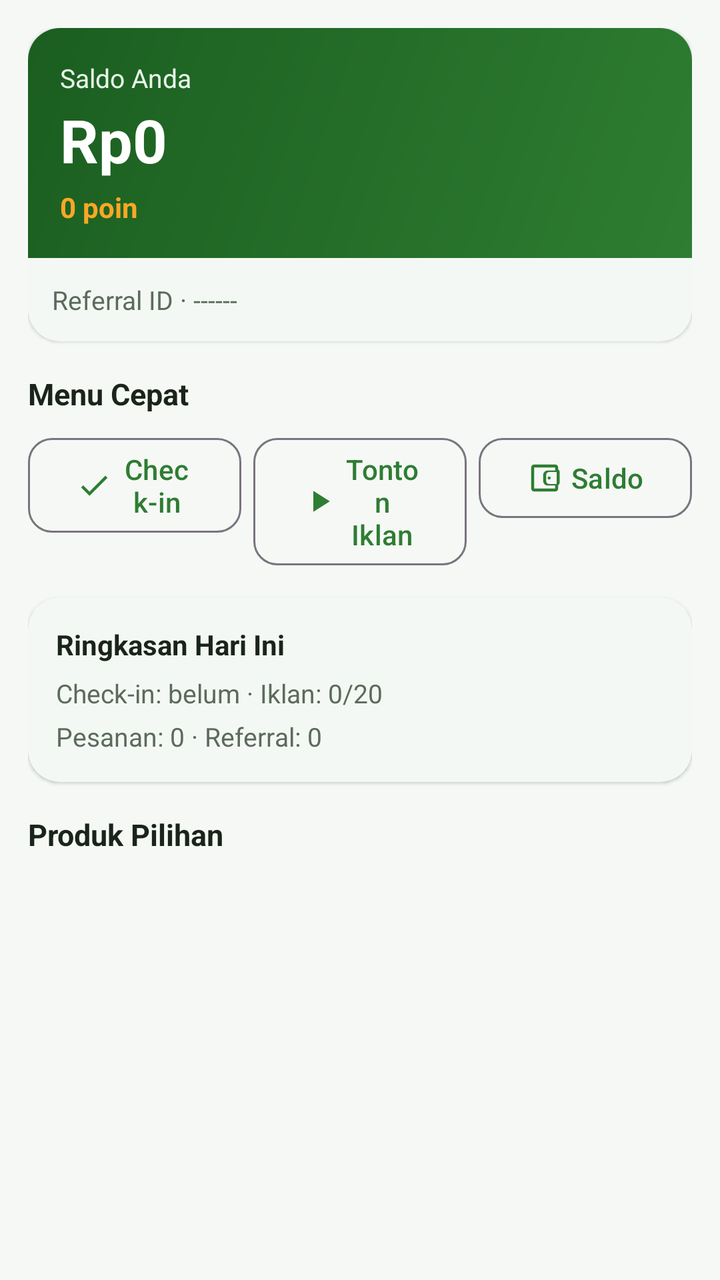
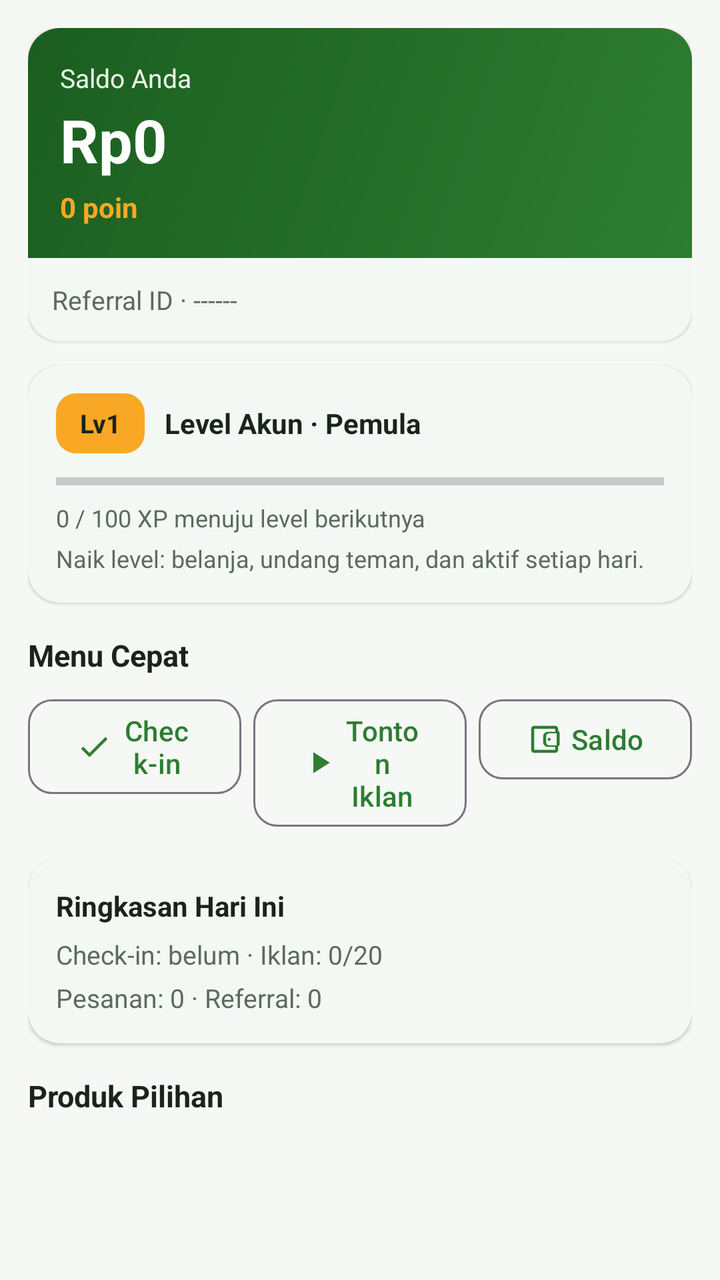

Before-and-after screenshots of an Android layout around one commit, followed by the original layout XML and the change that was made.
<!-- AndroidManifest.xml: application theme Theme.Herbalindo -->
<!-- res/layout/tab_home.xml -->
<?xml version="1.0" encoding="utf-8"?>
<androidx.core.widget.NestedScrollView xmlns:android="http://schemas.android.com/apk/res/android"
    android:id="@+id/tab_home"
    android:layout_width="match_parent"
    android:layout_height="match_parent"
    android:background="@color/bg"
    android:fillViewport="true"
    xmlns:app="http://schemas.android.com/apk/res-auto">

    <LinearLayout
        android:layout_width="match_parent"
        android:layout_height="wrap_content"
        android:orientation="vertical"
        android:padding="14dp">

        <com.google.android.material.card.MaterialCardView
            style="@style/Widget.Herbalindo.Card"
            android:layout_width="match_parent"
            android:layout_height="wrap_content">

            <LinearLayout
                android:layout_width="match_parent"
                android:layout_height="wrap_content"
                android:orientation="vertical">

                <LinearLayout
                    android:layout_width="match_parent"
                    android:layout_height="wrap_content"
                    android:background="@drawable/bg_header"
                    android:orientation="vertical"
                    android:padding="16dp">

                    <TextView
                        android:layout_width="wrap_content"
                        android:layout_height="wrap_content"
                        android:text="Saldo Anda"
                        android:textColor="@color/brand_green_pale"
                        android:textSize="13sp" />

                    <TextView
                        android:id="@+id/home_saldo"
                        android:layout_width="wrap_content"
                        android:layout_height="wrap_content"
                        android:layout_marginTop="2dp"
                        android:text="Rp0"
                        android:textColor="@color/text_on_brand"
                        android:textSize="30sp"
                        android:textStyle="bold" />

                    <TextView
                        android:id="@+id/home_poin"
                        android:layout_width="wrap_content"
                        android:layout_height="wrap_content"
                        android:layout_marginTop="4dp"
                        android:text="0 poin"
                        android:textColor="@color/brand_accent"
                        android:textSize="14sp"
                        android:textStyle="bold" />
                </LinearLayout>

                <TextView
                    android:id="@+id/home_ref"
                    android:layout_width="match_parent"
                    android:layout_height="wrap_content"
                    android:padding="12dp"
                    android:text="Referral ID · ------"
                    android:textColor="@color/text_secondary"
                    android:textSize="13sp" />
            </LinearLayout>
        </com.google.android.material.card.MaterialCardView>

        <TextView
            android:layout_width="match_parent"
            android:layout_height="wrap_content"
            android:layout_marginTop="16dp"
            android:text="Menu Cepat"
            android:textColor="@color/text_primary"
            android:textSize="15sp"
            android:textStyle="bold" />

        <LinearLayout
            android:layout_width="match_parent"
            android:layout_height="wrap_content"
            android:layout_marginTop="8dp"
            android:baselineAligned="false"
            android:orientation="horizontal">

            <Button
                android:id="@+id/quick_checkin"
                style="@style/Widget.Herbalindo.Button.Outlined"
                android:layout_width="0dp"
                android:layout_height="wrap_content"
                android:layout_weight="1"
                android:text="Check-in"
    app:icon="@drawable/ic_check" />

            <Button
                android:id="@+id/quick_ads"
                style="@style/Widget.Herbalindo.Button.Outlined"
                android:layout_width="0dp"
                android:layout_height="wrap_content"
                android:layout_marginStart="6dp"
                android:layout_weight="1"
                android:text="Tonton Iklan"
    app:icon="@drawable/ic_play" />

            <Button
                android:id="@+id/quick_saldo"
                style="@style/Widget.Herbalindo.Button.Outlined"
                android:layout_width="0dp"
                android:layout_height="wrap_content"
                android:layout_marginStart="6dp"
                android:layout_weight="1"
                android:text="Saldo"
    app:icon="@drawable/ic_wallet" />
        </LinearLayout>

        <com.google.android.material.card.MaterialCardView
            style="@style/Widget.Herbalindo.Card"
            android:layout_width="match_parent"
            android:layout_height="wrap_content"
            android:layout_marginTop="12dp">

            <LinearLayout
                android:layout_width="match_parent"
                android:layout_height="wrap_content"
                android:orientation="vertical"
                android:padding="14dp">

                <TextView
                    android:layout_width="wrap_content"
                    android:layout_height="wrap_content"
                    android:text="Ringkasan Hari Ini"
                    android:textColor="@color/text_primary"
                    android:textStyle="bold" />

                <TextView
                    android:id="@+id/home_today"
                    android:layout_width="match_parent"
                    android:layout_height="wrap_content"
                    android:layout_marginTop="6dp"
                    android:text="Check-in: belum · Iklan: 0/20"
                    android:textColor="@color/text_secondary"
                    android:textSize="13sp" />

                <TextView
                    android:id="@+id/home_orders"
                    android:layout_width="match_parent"
                    android:layout_height="wrap_content"
                    android:layout_marginTop="4dp"
                    android:text="Pesanan: 0 · Referral: 0"
                    android:textColor="@color/text_secondary"
                    android:textSize="13sp" />
            </LinearLayout>
        </com.google.android.material.card.MaterialCardView>

        <TextView
            android:layout_width="match_parent"
            android:layout_height="wrap_content"
            android:layout_marginTop="16dp"
            android:text="Produk Pilihan"
            android:textColor="@color/text_primary"
            android:textSize="15sp"
            android:textStyle="bold" />

        <LinearLayout
            android:id="@+id/home_products"
            android:layout_width="match_parent"
            android:layout_height="wrap_content"
            android:layout_marginTop="8dp"
            android:orientation="vertical" />
    </LinearLayout>
</androidx.core.widget.NestedScrollView>
<!-- resources referenced by this layout -->
<resources>
  <color name="bg">#F6F8F6</color>
  <color name="brand_accent">#F9A825</color>
  <color name="brand_green_pale">#E8F5E9</color>
  <color name="text_on_brand">#FFFFFF</color>
  <color name="text_primary">#1A241A</color>
  <color name="text_secondary">#5C6B5C</color>
  <!-- drawable bg_header (drawable) -->
  <?xml version="1.0" encoding="utf-8"?>
  <shape xmlns:android="http://schemas.android.com/apk/res/android" android:shape="rectangle">
      <gradient android:angle="315" android:startColor="@color/brand_green_dark" android:endColor="@color/brand_green" />
  </shape>
  <!-- drawable ic_check (drawable) -->
  <?xml version="1.0" encoding="utf-8"?>
  <vector xmlns:android="http://schemas.android.com/apk/res/android"
      android:width="24dp"
      android:height="24dp"
      android:viewportWidth="24"
      android:viewportHeight="24">
      <path
          android:fillColor="#FF000000"
          android:pathData="M9,16.17L4.83,12l-1.42,1.41L9,19 21,7l-1.41,-1.41z" />
  </vector>
  <!-- drawable ic_play (drawable) -->
  <?xml version="1.0" encoding="utf-8"?>
  <vector xmlns:android="http://schemas.android.com/apk/res/android"
      android:width="24dp"
      android:height="24dp"
      android:viewportWidth="24"
      android:viewportHeight="24">
      <path
          android:fillColor="#FF000000"
          android:pathData="M8,5v14l11,-7z" />
  </vector>
  <!-- drawable ic_wallet (drawable) -->
  <?xml version="1.0" encoding="utf-8"?>
  <vector xmlns:android="http://schemas.android.com/apk/res/android"
      android:width="24dp"
      android:height="24dp"
      android:viewportWidth="24"
      android:viewportHeight="24">
      <path
          android:fillColor="#FF000000"
          android:pathData="M21,7.28V5c0,-1.1 -0.9,-2 -2,-2H5C3.89,3 3,3.9 3,5v14c0,1.1 0.89,2 2,2h14c1.1,0 2,-0.9 2,-2v-2.28c0.59,-0.35 1,-0.98 1,-1.72V8c0,-0.74 -0.41,-1.37 -1,-1.72zM20,8v8h-5c-1.1,0 -2,-0.9 -2,-2v-4c0,-1.1 0.9,-2 2,-2h5zM5,5h14v2h-5c-1.66,0 -3,1.34 -3,3v4c0,1.66 1.34,3 3,3h5v2H5V5zM15,13c0.55,0 1,-0.45 1,-1s-0.45,-1 -1,-1 -1,0.45 -1,1 0.45,1 1,1z" />
  </vector>
  <style name="Widget.Herbalindo.Button.Outlined" parent="Widget.Material3.Button.OutlinedButton">
          <item name="android:textAllCaps">false</item>
          <item name="android:minHeight">48dp</item>
          <item name="cornerRadius">12dp</item>
      </style>
  <style name="Widget.Herbalindo.Card" parent="Widget.Material3.CardView.Elevated">
          <item name="cardCornerRadius">16dp</item>
          <item name="cardElevation">1dp</item>
          <item name="cardBackgroundColor">@color/surface</item>
      </style>
  <style name="Theme.Herbalindo" parent="Theme.Material3.Light.NoActionBar">
          <item name="colorPrimary">@color/brand_green</item>
          <item name="colorPrimaryDark">@color/brand_green_dark</item>
          <item name="colorOnPrimary">@color/text_on_brand</item>
          <item name="colorSecondary">@color/brand_accent</item>
          <item name="colorOnSecondary">@color/text_primary</item>
          <item name="colorSurface">@color/surface</item>
          <item name="colorOnSurface">@color/text_primary</item>
          <item name="android:colorBackground">@color/bg</item>
          <item name="android:statusBarColor">@color/brand_green_dark</item>
          <item name="android:navigationBarColor">@color/surface</item>
          <item name="android:windowLightStatusBar" tools:targetApi="m">false</item>
          <item name="android:windowLightNavigationBar" tools:targetApi="o_mr1">false</item>
          <item name="android:windowBackground">@color/bg</item>
      </style>
  <color name="brand_green_dark">#1B5E20</color>
  <color name="brand_green">#2E7D32</color>
  <color name="surface">#FFFFFF</color>
</resources>

<!-- the commit's change to res/layout/tab_home.xml (unified diff, before → after) -->
@@ -69,6 +69,81 @@
             </LinearLayout>
         </com.google.android.material.card.MaterialCardView>
 
+        <com.google.android.material.card.MaterialCardView
+            style="@style/Widget.Herbalindo.Card"
+            android:layout_width="match_parent"
+            android:layout_height="wrap_content"
+            android:layout_marginTop="12dp">
+
+            <LinearLayout
+                android:layout_width="match_parent"
+                android:layout_height="wrap_content"
+                android:orientation="vertical"
+                android:padding="14dp">
+
+                <LinearLayout
+                    android:layout_width="match_parent"
+                    android:layout_height="wrap_content"
+                    android:baselineAligned="false"
+                    android:gravity="center_vertical"
+                    android:orientation="horizontal">
+
+                    <TextView
+                        android:id="@+id/home_level_badge"
+                        android:layout_width="wrap_content"
+                        android:layout_height="30dp"
+                        android:background="@drawable/bg_accent_pill"
+                        android:gravity="center_vertical"
+                        android:maxLines="1"
+                        android:paddingStart="12dp"
+                        android:paddingEnd="12dp"
+                        android:text="Lv1"
+                        android:textColor="@color/text_primary"
+                        android:textSize="13sp"
+                        android:textStyle="bold" />
+
+                    <TextView
+                        android:id="@+id/home_level_title"
+                        android:layout_width="0dp"
+                        android:layout_height="wrap_content"
+                        android:layout_marginStart="10dp"
+                        android:layout_weight="1"
+                        android:ellipsize="end"
+                        android:maxLines="1"
+                        android:text="Level Akun · Pemula"
+                        android:textColor="@color/text_primary"
+                        android:textStyle="bold" />
+                </LinearLayout>
+
+                <ProgressBar
+                    android:id="@+id/home_level_progress"
+                    style="?android:attr/progressBarStyleHorizontal"
+                    android:layout_width="match_parent"
+                    android:layout_height="8dp"
+                    android:layout_marginTop="10dp"
+                    android:max="100"
+                    android:progress="0" />
+
+                <TextView
+                    android:id="@+id/home_level_detail"
+                    android:layout_width="match_parent"
+                    android:layout_height="wrap_content"
+                    android:layout_marginTop="6dp"
+                    android:text="0 / 100 XP menuju level berikutnya"
+                    android:textColor="@color/text_secondary"
+                    android:textSize="12sp" />
+
+                <TextView
+                    android:id="@+id/home_level_how"
+                    android:layout_width="match_parent"
+                    android:layout_height="wrap_content"
+                    android:layout_marginTop="4dp"
+                    android:text="Naik level: belanja, undang teman, dan aktif setiap hari."
+                    android:textColor="@color/text_secondary"
+                    android:textSize="12sp" />
+            </LinearLayout>
+        </com.google.android.material.card.MaterialCardView>
+
         <TextView
             android:layout_width="match_parent"
             android:layout_height="wrap_content"
<!-- resource entries referenced after the edit -->
@@ -6,6 +6,12 @@
   <color name="text_on_brand">#FFFFFF</color>
   <color name="text_primary">#1A241A</color>
   <color name="text_secondary">#5C6B5C</color>
+  <!-- drawable bg_accent_pill (drawable) -->
+  <?xml version="1.0" encoding="utf-8"?>
+  <shape xmlns:android="http://schemas.android.com/apk/res/android" android:shape="rectangle">
+      <solid android:color="@color/brand_accent" />
+      <corners android:radius="10dp" />
+  </shape>
   <!-- drawable bg_header (drawable) -->
   <?xml version="1.0" encoding="utf-8"?>
   <shape xmlns:android="http://schemas.android.com/apk/res/android" android:shape="rectangle">
